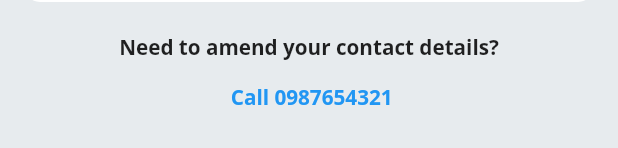
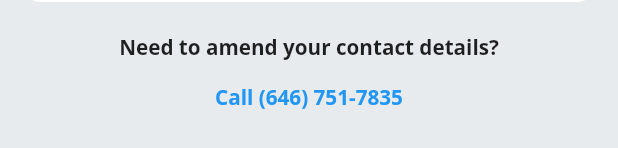
Before and after one commit to Splokhande/autolocksmith_rated, a Flutter app: the MyProfile widget shown alone on an empty page, opened directly with empty values, on a phone screen of 412 x 824 dp. Shown: the part 1060-1208 px from the top of the screen. Run offline on Flutter 3.47's test engine with Material 2 defaults, Android fonts, the phone set to English and light mode, and no system bars; our stand-ins replace badges, cached_network_image, connectivity, firebase_core, firebase_messaging, flutter_screenutil and 3 more; missing offline and left inert: custom_progress_dialog; accounts and stored records are empty; Roboto replaces fonts that are missing (OpenSans).

Commit message:
Almost done. some bugs are solved

```diff
--- a/lib/Home/profile.dart
+++ b/lib/Home/profile.dart
@@ -81,7 +81,7 @@ class _MyProfileState extends State<MyProfile> {
                           style: TextStyle(fontWeight: FontWeight.bold,
                               fontSize: 15.sp),),
                         SizedBox(height: heightS,),
-                        Text(" Call 0987654321",
+                        Text("Call (646) 751-7835",
                             style: TextStyle(fontWeight: FontWeight.bold,
                                 fontSize: 15.sp, color: Colors.blue)
                         ),
```
